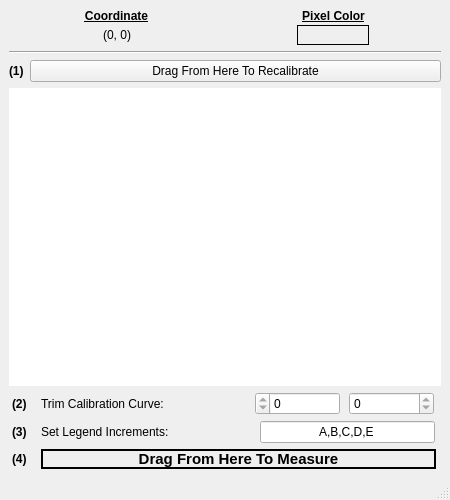
First picture: the form in mainwindow.ui, repository scimulate/PlotVISOR, before the edit.
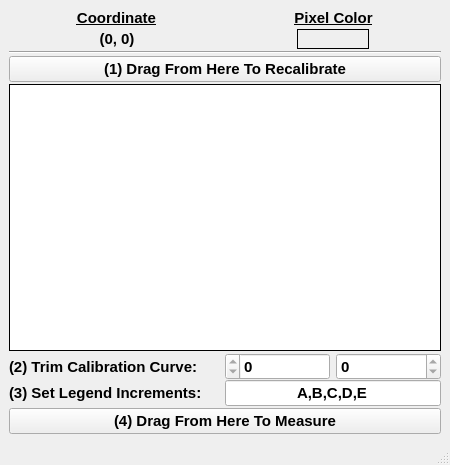
Second picture: the form after the edit. Icons and pictures are not drawn. Custom widgets are drawn as their Qt base class.

Diff of the .ui file:
```diff
--- a/mainwindow.ui
+++ b/mainwindow.ui
@@ -7,19 +7,19 @@
     <x>0</x>
     <y>0</y>
     <width>450</width>
-    <height>500</height>
+    <height>465</height>
    </rect>
   </property>
   <property name="minimumSize">
    <size>
     <width>450</width>
-    <height>500</height>
+    <height>465</height>
    </size>
   </property>
   <property name="maximumSize">
    <size>
     <width>450</width>
-    <height>500</height>
+    <height>465</height>
    </size>
   </property>
   <property name="windowTitle">
@@ -31,49 +31,12 @@
   </property>
   <widget class="QWidget" name="centralwidget">
    <layout class="QGridLayout" name="gridLayout">
-    <item row="2" column="0">
-     <layout class="QHBoxLayout" name="horizontalLayout_4">
-      <item>
-       <widget class="QLabel" name="label">
-        <property name="sizePolicy">
-         <sizepolicy hsizetype="Fixed" vsizetype="Preferred">
-          <horstretch>0</horstretch>
-          <verstretch>0</verstretch>
-         </sizepolicy>
-        </property>
-        <property name="font">
-         <font>
-          <weight>75</weight>
-          <bold>true</bold>
-         </font>
-        </property>
-        <property name="text">
-         <string>(1)</string>
-        </property>
-       </widget>
-      </item>
-      <item>
-       <widget class="QPushButton" name="pushButton">
-        <property name="sizePolicy">
-         <sizepolicy hsizetype="Expanding" vsizetype="Fixed">
-          <horstretch>0</horstretch>
-          <verstretch>0</verstretch>
-         </sizepolicy>
-        </property>
-        <property name="font">
-         <font>
-          <weight>50</weight>
-          <bold>false</bold>
-         </font>
-        </property>
-        <property name="text">
-         <string>Drag From Here To Recalibrate</string>
-        </property>
-       </widget>
-      </item>
-     </layout>
-    </item>
     <item row="0" column="0">
+     <layout class="QVBoxLayout" name="verticalLayout_2">
+      <property name="spacing">
+       <number>2</number>
+      </property>
+      <item>
      <layout class="QVBoxLayout" name="verticalLayout">
       <property name="spacing">
        <number>2</number>
@@ -90,7 +53,7 @@
           </property>
           <property name="font">
            <font>
-            <weight>75</weight>
+              <pointsize>11</pointsize>
             <bold>true</bold>
             <underline>true</underline>
            </font>
@@ -113,7 +76,7 @@
           </property>
           <property name="font">
            <font>
-            <weight>75</weight>
+              <pointsize>11</pointsize>
             <bold>true</bold>
             <underline>true</underline>
            </font>
@@ -153,6 +116,12 @@
             <height>20</height>
            </size>
           </property>
+            <property name="font">
+             <font>
+              <pointsize>11</pointsize>
+              <bold>true</bold>
+             </font>
+            </property>
           <property name="frameShape">
            <enum>QFrame::NoFrame</enum>
           </property>
@@ -232,7 +201,39 @@
       </item>
      </layout>
     </item>
-    <item row="3" column="0">
+      <item>
+       <widget class="Line" name="line">
+        <property name="orientation">
+         <enum>Qt::Horizontal</enum>
+        </property>
+       </widget>
+      </item>
+      <item>
+       <widget class="QPushButton" name="pushButton">
+        <property name="sizePolicy">
+         <sizepolicy hsizetype="Expanding" vsizetype="Fixed">
+          <horstretch>0</horstretch>
+          <verstretch>0</verstretch>
+         </sizepolicy>
+        </property>
+        <property name="maximumSize">
+         <size>
+          <width>500</width>
+          <height>16777215</height>
+         </size>
+        </property>
+        <property name="font">
+         <font>
+          <pointsize>11</pointsize>
+          <bold>true</bold>
+         </font>
+        </property>
+        <property name="text">
+         <string>(1) Drag From Here To Recalibrate</string>
+        </property>
+       </widget>
+      </item>
+      <item>
      <widget class="QChartView" name="graphicsView">
       <property name="sizePolicy">
        <sizepolicy hsizetype="Expanding" vsizetype="Preferred">
@@ -240,48 +241,30 @@
         <verstretch>0</verstretch>
        </sizepolicy>
       </property>
+        <property name="font">
+         <font>
+          <pointsize>11</pointsize>
+          <bold>true</bold>
+         </font>
+        </property>
       <property name="frameShape">
-       <enum>QFrame::NoFrame</enum>
+         <enum>QFrame::Box</enum>
       </property>
       <property name="frameShadow">
        <enum>QFrame::Plain</enum>
       </property>
      </widget>
     </item>
-    <item row="1" column="0">
-     <widget class="Line" name="line">
-      <property name="orientation">
-       <enum>Qt::Horizontal</enum>
-      </property>
-     </widget>
-    </item>
-    <item row="4" column="0">
-     <layout class="QHBoxLayout" name="horizontalLayoutCalibration">
+      <item>
+       <layout class="QHBoxLayout" name="horizontalLayout_3">
+        <property name="spacing">
+         <number>0</number>
+        </property>
       <item>
-       <widget class="QLabel" name="label_6">
-        <property name="sizePolicy">
-         <sizepolicy hsizetype="Fixed" vsizetype="Preferred">
-          <horstretch>0</horstretch>
-          <verstretch>0</verstretch>
-         </sizepolicy>
-        </property>
-        <property name="maximumSize">
-         <size>
-          <width>20</width>
-          <height>16777215</height>
-         </size>
-        </property>
-        <property name="font">
-         <font>
-          <weight>75</weight>
-          <bold>true</bold>
-         </font>
-        </property>
-        <property name="text">
-         <string>(2)</string>
-        </property>
-       </widget>
-      </item>
+         <layout class="QVBoxLayout" name="verticalLayout_4">
+          <property name="spacing">
+           <number>0</number>
+          </property>
       <item>
        <widget class="QLabel" name="label_2">
         <property name="sizePolicy">
@@ -292,27 +275,73 @@
         </property>
         <property name="minimumSize">
          <size>
-          <width>150</width>
+              <width>140</width>
           <height>0</height>
          </size>
         </property>
         <property name="maximumSize">
          <size>
-          <width>205</width>
+              <width>500</width>
           <height>16777215</height>
          </size>
         </property>
         <property name="font">
          <font>
-          <weight>50</weight>
-          <bold>false</bold>
+              <pointsize>11</pointsize>
+              <bold>true</bold>
          </font>
         </property>
         <property name="text">
-         <string>Trim Calibration Curve:</string>
+             <string>(2) Trim Calibration Curve:</string>
         </property>
        </widget>
       </item>
+          <item>
+           <widget class="QLabel" name="labelLegendText">
+            <property name="sizePolicy">
+             <sizepolicy hsizetype="Preferred" vsizetype="Preferred">
+              <horstretch>0</horstretch>
+              <verstretch>0</verstretch>
+             </sizepolicy>
+            </property>
+            <property name="minimumSize">
+             <size>
+              <width>155</width>
+              <height>0</height>
+             </size>
+            </property>
+            <property name="maximumSize">
+             <size>
+              <width>500</width>
+              <height>16777215</height>
+             </size>
+            </property>
+            <property name="font">
+             <font>
+              <pointsize>11</pointsize>
+              <bold>true</bold>
+             </font>
+            </property>
+            <property name="text">
+             <string>(3) Set Legend Increments:</string>
+            </property>
+            <property name="alignment">
+             <set>Qt::AlignLeading|Qt::AlignLeft|Qt::AlignVCenter</set>
+            </property>
+           </widget>
+          </item>
+         </layout>
+        </item>
+        <item>
+         <layout class="QVBoxLayout" name="verticalLayout_3">
+          <property name="spacing">
+           <number>0</number>
+          </property>
+          <item>
+           <layout class="QHBoxLayout" name="horizontalLayout">
+            <property name="spacing">
+             <number>6</number>
+            </property>
       <item>
        <widget class="QSpinBox" name="spinLBound">
         <property name="sizePolicy">
@@ -329,10 +358,16 @@
         </property>
         <property name="maximumSize">
          <size>
-          <width>85</width>
+                <width>500</width>
           <height>16777215</height>
          </size>
         </property>
+              <property name="font">
+               <font>
+                <pointsize>11</pointsize>
+                <bold>true</bold>
+               </font>
+              </property>
         <property name="layoutDirection">
          <enum>Qt::RightToLeft</enum>
         </property>
@@ -357,85 +392,27 @@
         </property>
         <property name="maximumSize">
          <size>
-          <width>60</width>
+                <width>500</width>
           <height>16777215</height>
          </size>
         </property>
+              <property name="font">
+               <font>
+                <pointsize>11</pointsize>
+                <bold>true</bold>
+               </font>
+              </property>
         <property name="maximum">
          <number>0</number>
         </property>
        </widget>
       </item>
      </layout>
-    </item>
-    <item row="5" column="0">
-     <layout class="QHBoxLayout" name="horizontalLayout_2">
-      <property name="spacing">
-       <number>6</number>
-      </property>
-      <item>
-       <widget class="QLabel" name="label_5">
-        <property name="sizePolicy">
-         <sizepolicy hsizetype="Fixed" vsizetype="Preferred">
-          <horstretch>0</horstretch>
-          <verstretch>0</verstretch>
-         </sizepolicy>
-        </property>
-        <property name="maximumSize">
-         <size>
-          <width>20</width>
-          <height>16777215</height>
-         </size>
-        </property>
-        <property name="font">
-         <font>
-          <weight>75</weight>
-          <bold>true</bold>
-         </font>
-        </property>
-        <property name="text">
-         <string>(3)</string>
-        </property>
-       </widget>
-      </item>
-      <item>
-       <widget class="QLabel" name="labelLegendText">
-        <property name="sizePolicy">
-         <sizepolicy hsizetype="Preferred" vsizetype="Preferred">
-          <horstretch>0</horstretch>
-          <verstretch>0</verstretch>
-         </sizepolicy>
-        </property>
-        <property name="minimumSize">
-         <size>
-          <width>155</width>
-          <height>0</height>
-         </size>
-        </property>
-        <property name="maximumSize">
-         <size>
-          <width>210</width>
-          <height>16777215</height>
-         </size>
-        </property>
-        <property name="font">
-         <font>
-          <weight>50</weight>
-          <bold>false</bold>
-         </font>
-        </property>
-        <property name="text">
-         <string>Set Legend Increments:</string>
-        </property>
-        <property name="alignment">
-         <set>Qt::AlignLeading|Qt::AlignLeft|Qt::AlignVCenter</set>
-        </property>
-       </widget>
       </item>
       <item>
        <widget class="QLineEdit" name="lineLegend">
         <property name="sizePolicy">
-         <sizepolicy hsizetype="Fixed" vsizetype="Fixed">
+             <sizepolicy hsizetype="Maximum" vsizetype="Fixed">
           <horstretch>0</horstretch>
           <verstretch>0</verstretch>
          </sizepolicy>
@@ -448,10 +425,16 @@
         </property>
         <property name="maximumSize">
          <size>
-          <width>60</width>
+              <width>500</width>
           <height>16777215</height>
          </size>
         </property>
+            <property name="font">
+             <font>
+              <pointsize>11</pointsize>
+              <bold>true</bold>
+             </font>
+            </property>
         <property name="inputMethodHints">
          <set>Qt::ImhFormattedNumbersOnly</set>
         </property>
@@ -465,74 +448,36 @@
       </item>
      </layout>
     </item>
-    <item row="6" column="0">
-     <layout class="QHBoxLayout" name="horizontalLayout">
-      <property name="spacing">
-       <number>6</number>
-      </property>
-      <item>
-       <widget class="QLabel" name="label_4">
-        <property name="sizePolicy">
-         <sizepolicy hsizetype="Fixed" vsizetype="Preferred">
-          <horstretch>0</horstretch>
-          <verstretch>0</verstretch>
-         </sizepolicy>
-        </property>
-        <property name="maximumSize">
-         <size>
-          <width>20</width>
-          <height>16777215</height>
-         </size>
-        </property>
-        <property name="font">
-         <font>
-          <weight>75</weight>
-          <bold>true</bold>
-         </font>
-        </property>
-        <property name="text">
-         <string>(4)</string>
-        </property>
-       </widget>
+       </layout>
       </item>
       <item>
-       <widget class="QLabel" name="labelValue">
+       <widget class="QPushButton" name="pushButton_2">
         <property name="sizePolicy">
          <sizepolicy hsizetype="Expanding" vsizetype="Fixed">
           <horstretch>0</horstretch>
           <verstretch>0</verstretch>
          </sizepolicy>
         </property>
-        <property name="minimumSize">
-         <size>
-          <width>0</width>
-          <height>20</height>
-         </size>
-        </property>
         <property name="maximumSize">
          <size>
-          <width>395</width>
-          <height>20</height>
+          <width>500</width>
+          <height>16777215</height>
          </size>
         </property>
         <property name="font">
          <font>
           <pointsize>11</pointsize>
-          <weight>75</weight>
           <bold>true</bold>
          </font>
         </property>
-        <property name="frameShape">
-         <enum>QFrame::Box</enum>
-        </property>
-        <property name="lineWidth">
-         <number>2</number>
-        </property>
         <property name="text">
-         <string>Drag From Here To Measure</string>
+         <string>(4) Drag From Here To Measure</string>
         </property>
-        <property name="alignment">
-         <set>Qt::AlignCenter</set>
+        <property name="checkable">
+         <bool>true</bool>
+        </property>
+        <property name="flat">
+         <bool>false</bool>
         </property>
        </widget>
       </item>
```
Lines whose indentation alone changed are shown as unchanged.
